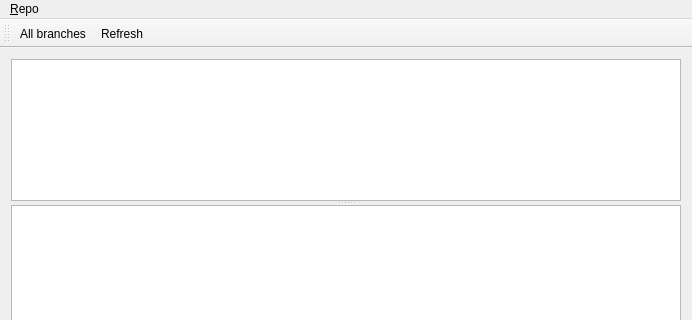
Above: GitLog/LogWindow.ui from zolotov-av/GitTools before the change; both pictures show x 0 to 692 and y 0 to 320 of the 692 by 527 pixel window. Below: the same form after it.
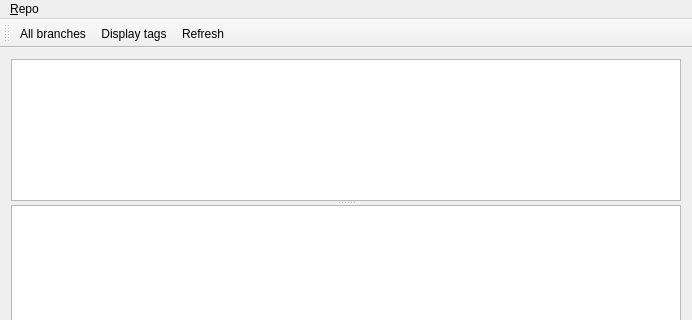
That is the form after the change.

Commit message: display tags

Diff of the .ui file:
```diff
--- a/GitLog/LogWindow.ui
+++ b/GitLog/LogWindow.ui
@@ -60,6 +60,7 @@
     <bool>false</bool>
    </attribute>
    <addaction name="actionAllBranches"/>
+   <addaction name="actionDisplayTags"/>
    <addaction name="actionRefresh"/>
   </widget>
   <widget class="QStatusBar" name="statusBar"/>
@@ -94,6 +95,14 @@
     <string>Refresh</string>
    </property>
   </action>
+  <action name="actionDisplayTags">
+   <property name="checkable">
+    <bool>true</bool>
+   </property>
+   <property name="text">
+    <string>Display tags</string>
+   </property>
+  </action>
  </widget>
  <layoutdefault spacing="6" margin="11"/>
  <resources/>
```
The commit also changes 6 other files.
